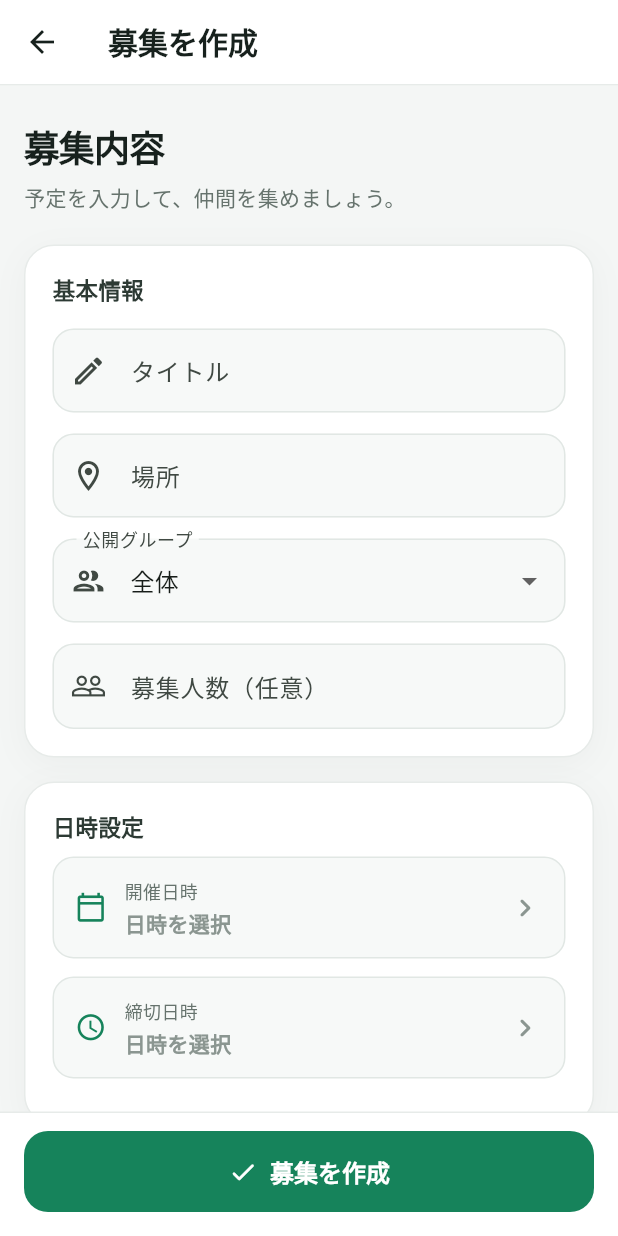
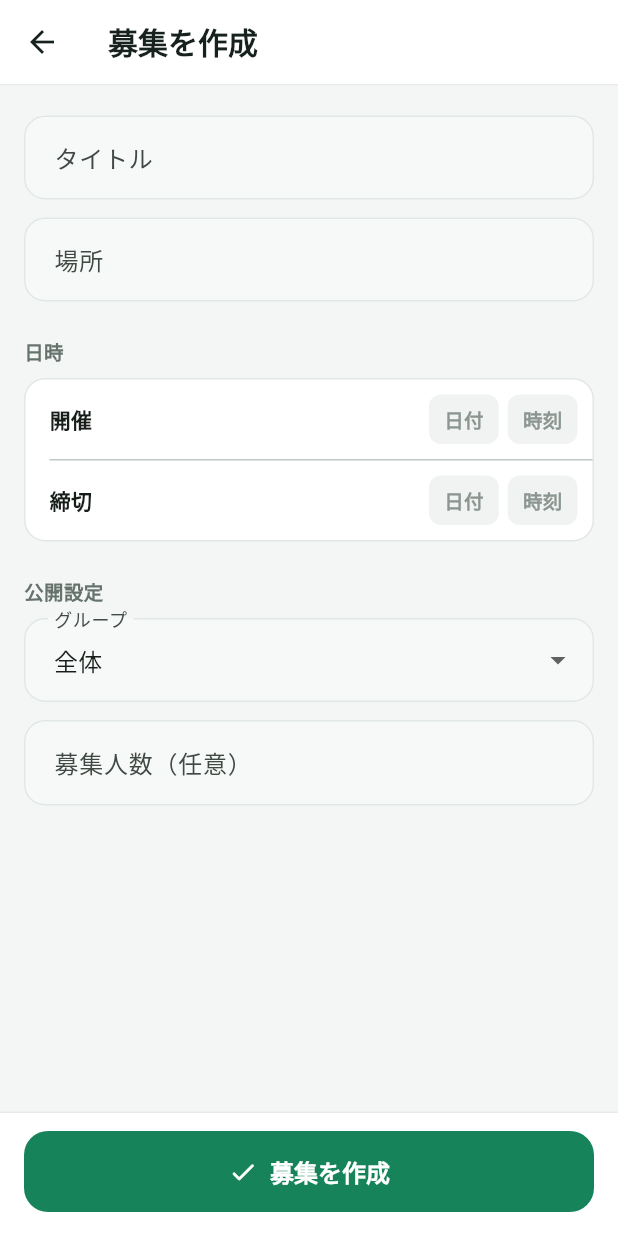
Before and after one commit to KabutoEbi/Himite, a Flutter app: the screen it shows after launch, after a tap on the "add" icon, on a phone screen of 412 x 824 dp. Run offline on Flutter 3.47's test engine with Material 3 defaults, Android fonts, the phone set to English and light mode, and no system bars; our stand-ins replace hive_ce_flutter; accounts and stored records are empty.

Commit message:
入力ページを修正

```diff
--- a/lib/screens/create_post_screen.dart
+++ b/lib/screens/create_post_screen.dart
@@ -1,7 +1,7 @@
+import 'package:flutter/cupertino.dart';
 import 'package:flutter/material.dart';
 
 import '../models/post.dart';
-import '../utils/date_time_format.dart';
 
 class CreatePostScreen extends StatefulWidget {
   final String currentUserId;
@@ -54,21 +54,106 @@ class _CreatePostScreenState extends State<CreatePostScreen> {
     super.dispose();
   }
 
-  Future<DateTime?> _pickDateTime(DateTime? initial) async {
+  DateTime _defaultDateTime() {
     final now = DateTime.now();
-    final date = await showDatePicker(
+    return DateTime(now.year, now.month, now.day, now.hour + 1);
+  }
+
+  Future<DateTime?> _pickDate(DateTime? initial) {
+    final now = DateTime.now();
+    final today = DateTime(now.year, now.month, now.day);
+    final initialValue = initial ?? _defaultDateTime();
+    final selected = initialValue.isBefore(today)
+        ? _defaultDateTime()
+        : initialValue;
+    return showModalBottomSheet<DateTime>(
       context: context,
-      initialDate: initial ?? now,
-      firstDate: now.subtract(const Duration(days: 365)),
+      builder: (sheetContext) => SafeArea(
+        child: SizedBox(
+          height: 420,
+          child: Column(
+            children: [
+              Padding(
+                padding: const EdgeInsets.fromLTRB(20, 8, 8, 0),
+                child: Row(
+                  children: [
+                    const Expanded(
+                      child: Text(
+                        '日付を選択',
+                        style: TextStyle(
+                          fontSize: 17,
+                          fontWeight: FontWeight.w700,
+                        ),
+                      ),
+                    ),
+                    IconButton(
+                      tooltip: '閉じる',
+                      onPressed: () => Navigator.of(sheetContext).pop(),
+                      icon: const Icon(Icons.close_rounded),
+                    ),
+                  ],
+                ),
+              ),
+              Expanded(
+                child: CalendarDatePicker(
+                  initialDate: selected,
+                  firstDate: today,
                   lastDate: now.add(const Duration(days: 365 * 5)),
+                  onDateChanged: (date) => Navigator.of(sheetContext).pop(date),
+                ),
+              ),
+            ],
+          ),
+        ),
+      ),
     );
-    if (date == null || !mounted) return null;
-    final time = await showTimePicker(
+  }
+
+  Future<DateTime?> _pickTime(DateTime? initial) async {
+    var selected = initial ?? _defaultDateTime();
+    return showCupertinoModalPopup<DateTime>(
       context: context,
-      initialTime: TimeOfDay.fromDateTime(initial ?? now),
+      builder: (sheetContext) => Container(
+        height: 330,
+        color: CupertinoColors.systemBackground.resolveFrom(context),
+        child: SafeArea(
+          top: false,
+          child: Column(
+            children: [
+              SizedBox(
+                height: 50,
+                child: Row(
+                  mainAxisAlignment: MainAxisAlignment.spaceBetween,
+                  children: [
+                    CupertinoButton(
+                      onPressed: () => Navigator.of(sheetContext).pop(),
+                      child: const Text('キャンセル'),
+                    ),
+                    CupertinoButton(
+                      onPressed: () => Navigator.of(sheetContext).pop(selected),
+                      child: const Text(
+                        '完了',
+                        style: TextStyle(fontWeight: FontWeight.w700),
+                      ),
+                    ),
+                  ],
+                ),
+              ),
+              const Divider(height: 1),
+              Expanded(
+                child: CupertinoDatePicker(
+                  mode: CupertinoDatePickerMode.time,
+                  initialDateTime: selected,
+                  use24hFormat: true,
+                  minuteInterval: 5,
+                  onDateTimeChanged: (value) => selected = value,
+                ),
+              ),
+            ],
+          ),
+        ),
+      ),
     );
-    if (time == null) return null;
-    return DateTime(date.year, date.month, date.day, time.hour, time.minute);
   }
 
   void _submit() {
@@ -81,6 +166,18 @@ class _CreatePostScreenState extends State<CreatePostScreen> {
       setState(() {
         if (_selectedTime == null) _timeError = '開催日時を選択してください';
         if (_selectedDeadline == null) _deadlineError = '締切日時を選択してください';
+      });
+      return;
+    }
+    final now = DateTime.now();
+    if (!_selectedTime!.isAfter(now) || !_selectedDeadline!.isAfter(now)) {
+      setState(() {
+        if (!_selectedTime!.isAfter(now)) {
+          _timeError = '開催日時は現在より後にしてください';
+        }
+        if (!_selectedDeadline!.isAfter(now)) {
+          _deadlineError = '締切日時は現在より後にしてください';
+        }
       });
       return;
     }
@@ -129,99 +226,80 @@ class _CreatePostScreenState extends State<CreatePostScreen> {
         child: Form(
           key: _formKey,
           child: ListView(
-            padding: EdgeInsets.fromLTRB(16, 24, 16, bottomInset + 28),
+            padding: EdgeInsets.fromLTRB(16, 20, 16, bottomInset + 28),
             children: [
-              const Text(
-                '募集内容',
-                style: TextStyle(
-                  color: Color(0xFF17211D),
-                  fontSize: 24,
-                  fontWeight: FontWeight.w800,
-                  letterSpacing: -0.5,
-                ),
-              ),
-              const SizedBox(height: 6),
-              const Text(
-                '予定を入力して、仲間を集めましょう。',
-                style: TextStyle(color: Color(0xFF66736D), fontSize: 14),
-              ),
-              const SizedBox(height: 22),
-              _FormCard(
-                children: [
-                  const _FieldLabel('基本情報'),
-                  const SizedBox(height: 16),
               TextFormField(
                 controller: _titleController,
                 decoration: const InputDecoration(
                   labelText: 'タイトル',
                   hintText: '例：週末フットサル',
-                      prefixIcon: Icon(Icons.edit_outlined),
                 ),
                 validator: _requiredValidator,
               ),
-                  const SizedBox(height: 14),
+              const SizedBox(height: 12),
               TextFormField(
                 controller: _placeController,
                 decoration: const InputDecoration(
                   labelText: '場所',
                   hintText: '開催場所を入力',
-                      prefixIcon: Icon(Icons.location_on_outlined),
                 ),
                 validator: _requiredValidator,
               ),
-                  const SizedBox(height: 14),
+              const SizedBox(height: 24),
+              const _SectionLabel('日時'),
+              const SizedBox(height: 8),
+              Container(
+                decoration: BoxDecoration(
+                  color: Colors.white,
+                  borderRadius: BorderRadius.circular(14),
+                  border: Border.all(color: const Color(0xFFE1E7E4)),
+                ),
+                child: Column(
+                  children: [
+                    _DateTimeField(
+                      label: '開催',
+                      value: _selectedTime,
+                      errorText: _timeError,
+                      onDatePressed: () => _selectDate(isDeadline: false),
+                      onTimePressed: () => _selectTime(isDeadline: false),
+                    ),
+                    const Divider(height: 1, indent: 16),
+                    _DateTimeField(
+                      label: '締切',
+                      value: _selectedDeadline,
+                      errorText: _deadlineError,
+                      onDatePressed: () => _selectDate(isDeadline: true),
+                      onTimePressed: () => _selectTime(isDeadline: true),
+                    ),
+                  ],
+                ),
+              ),
+              const SizedBox(height: 24),
+              const _SectionLabel('公開設定'),
+              const SizedBox(height: 8),
               DropdownButtonFormField<String>(
                 initialValue: _selectedGroup,
-                    decoration: const InputDecoration(
-                      labelText: '公開グループ',
-                      prefixIcon: Icon(Icons.group_outlined),
-                    ),
+                decoration: const InputDecoration(labelText: 'グループ'),
                 items: _availableGroups
                     .map(
-                          (group) => DropdownMenuItem(
-                            value: group,
-                            child: Text(group),
-                          ),
+                      (group) =>
+                          DropdownMenuItem(value: group, child: Text(group)),
                     )
                     .toList(),
                 onChanged: (value) {
                   if (value != null) setState(() => _selectedGroup = value);
                 },
               ),
-                  const SizedBox(height: 14),
+              const SizedBox(height: 12),
               TextFormField(
                 controller: _numberController,
                 decoration: const InputDecoration(
                   labelText: '募集人数（任意）',
                   hintText: '例：5',
-                      prefixIcon: Icon(Icons.people_outline),
                   suffixText: '人',
                 ),
                 keyboardType: TextInputType.number,
                 validator: _capacityValidator,
-                  ),
-                ],
-              ),
-              const SizedBox(height: 16),
-              _FormCard(
-                children: [
-                  const _FieldLabel('日時設定'),
-                  const SizedBox(height: 10),
-                  _DateTimeField(
-                    label: '開催日時',
-                    icon: Icons.calendar_today_outlined,
-                    value: _selectedTime,
-                    errorText: _timeError,
-                    onPressed: () => _selectDateTime(isDeadline: false),
-                  ),
-                  _DateTimeField(
-                    label: '締切日時',
-                    icon: Icons.schedule_outlined,
-                    value: _selectedDeadline,
-                    errorText: _deadlineError,
-                    onPressed: () => _selectDateTime(isDeadline: true),
-                  ),
-                ],
               ),
             ],
           ),
@@ -269,10 +347,29 @@ class _CreatePostScreenState extends State<CreatePostScreen> {
     return null;
   }
 
-  Future<void> _selectDateTime({required bool isDeadline}) async {
+  Future<void> _selectDate({required bool isDeadline}) async {
     final currentValue = isDeadline ? _selectedDeadline : _selectedTime;
-    final dateTime = await _pickDateTime(currentValue);
-    if (dateTime == null || !mounted) return;
+    final date = await _pickDate(currentValue);
+    if (date == null || !mounted) return;
+    final base = currentValue ?? _defaultDateTime();
+    _setDateTime(
+      DateTime(date.year, date.month, date.day, base.hour, base.minute),
+      isDeadline: isDeadline,
+    );
+  }
+
+  Future<void> _selectTime({required bool isDeadline}) async {
+    final currentValue = isDeadline ? _selectedDeadline : _selectedTime;
+    final time = await _pickTime(currentValue);
+    if (time == null || !mounted) return;
+    final base = currentValue ?? _defaultDateTime();
+    _setDateTime(
+      DateTime(base.year, base.month, base.day, time.hour, time.minute),
+      isDeadline: isDeadline,
+    );
+  }
+
+  void _setDateTime(DateTime dateTime, {required bool isDeadline}) {
     setState(() {
       if (isDeadline) {
         _selectedDeadline = dateTime;
@@ -287,77 +384,56 @@ class _CreatePostScreenState extends State<CreatePostScreen> {
 
 class _DateTimeField extends StatelessWidget {
   final String label;
-  final IconData icon;
   final DateTime? value;
   final String? errorText;
-  final VoidCallback onPressed;
+  final VoidCallback onDatePressed;
+  final VoidCallback onTimePressed;
 
   const _DateTimeField({
     required this.label,
-    required this.icon,
     required this.value,
     required this.errorText,
-    required this.onPressed,
+    required this.onDatePressed,
+    required this.onTimePressed,
   });
 
   @override
   Widget build(BuildContext context) {
-    return Column(
-      crossAxisAlignment: CrossAxisAlignment.start,
-      children: [
-        InkWell(
-          onTap: onPressed,
-          borderRadius: BorderRadius.circular(14),
-          child: Container(
-            padding: const EdgeInsets.symmetric(horizontal: 14, vertical: 13),
-            decoration: BoxDecoration(
-              color: const Color(0xFFF7F9F8),
-              borderRadius: BorderRadius.circular(14),
-              border: Border.all(
-                color: errorText == null
-                    ? const Color(0xFFE1E7E4)
-                    : Theme.of(context).colorScheme.error,
-              ),
-            ),
-            child: Row(
-              children: [
-                Icon(icon, color: const Color(0xFF16835B), size: 21),
-                const SizedBox(width: 12),
-                Expanded(
+    final dateText = value == null
+        ? '日付'
+        : '${value!.year}/${value!.month}/${value!.day}';
+    final timeText = value == null
+        ? '時刻'
+        : TimeOfDay.fromDateTime(value!).format(context);
+    return Padding(
+      padding: const EdgeInsets.fromLTRB(16, 10, 10, 10),
       child: Column(
         crossAxisAlignment: CrossAxisAlignment.start,
         children: [
-                      Text(
+          Row(
+            children: [
+              Expanded(
+                child: Text(
                   label,
-                        style: const TextStyle(
-                          fontSize: 12,
-                          color: Color(0xFF66736D),
+                  style: const TextStyle(fontWeight: FontWeight.w600),
                 ),
               ),
-                      const SizedBox(height: 3),
-                      Text(
-                        value == null ? '日時を選択' : formatDateTime(value!),
-                        style: TextStyle(
-                          color: value == null
-                              ? const Color(0xFF8B9691)
-                              : const Color(0xFF17211D),
-                          fontWeight: FontWeight.w600,
+              _DateValue(
+                text: dateText,
+                selected: value != null,
+                onTap: onDatePressed,
               ),
+              const SizedBox(width: 6),
+              _DateValue(
+                text: timeText,
+                selected: value != null,
+                onTap: onTimePressed,
               ),
             ],
           ),
-                ),
-                const Icon(
-                  Icons.chevron_right_rounded,
-                  color: Color(0xFF8B9691),
-                ),
-              ],
-            ),
-          ),
-        ),
           if (errorText != null)
             Padding(
-            padding: const EdgeInsets.symmetric(horizontal: 16),
+              padding: const EdgeInsets.only(top: 6),
               child: Text(
                 errorText!,
                 style: TextStyle(
@@ -366,55 +442,65 @@ class _DateTimeField extends StatelessWidget {
                 ),
               ),
             ),
-        const SizedBox(height: 12),
         ],
+      ),
     );
   }
 }
 
-class _FormCard extends StatelessWidget {
-  final List<Widget> children;
+class _DateValue extends StatelessWidget {
+  final String text;
+  final bool selected;
+  final VoidCallback onTap;
 
-  const _FormCard({required this.children});
+  const _DateValue({
+    required this.text,
+    required this.selected,
+    required this.onTap,
+  });
 
   @override
   Widget build(BuildContext context) {
-    return Container(
-      padding: const EdgeInsets.all(18),
+    return InkWell(
+      onTap: onTap,
+      borderRadius: BorderRadius.circular(8),
+      child: Container(
+        padding: const EdgeInsets.symmetric(horizontal: 10, vertical: 7),
         decoration: BoxDecoration(
-        color: Colors.white,
-        borderRadius: BorderRadius.circular(20),
-        border: Border.all(color: const Color(0xFFE7EBE9)),
-        boxShadow: const [
-          BoxShadow(
-            color: Color(0x0A17211D),
-            blurRadius: 18,
-            offset: Offset(0, 5),
+          color: selected
+              ? Theme.of(context).colorScheme.primaryContainer
+              : const Color(0xFFF0F3F1),
+          borderRadius: BorderRadius.circular(8),
         ),
-        ],
-      ),
-      child: Column(children: children),
-    );
-  }
-}
-
-class _FieldLabel extends StatelessWidget {
-  final String text;
-
-  const _FieldLabel(this.text);
-
-  @override
-  Widget build(BuildContext context) {
-    return Align(
-      alignment: Alignment.centerLeft,
         child: Text(
           text,
-        style: const TextStyle(
-          color: Color(0xFF2D3A34),
-          fontSize: 15,
-          fontWeight: FontWeight.w700,
+          style: TextStyle(
+            color: selected
+                ? Theme.of(context).colorScheme.primary
+                : const Color(0xFF8B9691),
+            fontSize: 13,
+            fontWeight: FontWeight.w600,
+          ),
         ),
       ),
     );
   }
 }
+
+class _SectionLabel extends StatelessWidget {
+  final String text;
+
+  const _SectionLabel(this.text);
+
+  @override
+  Widget build(BuildContext context) {
+    return Text(
+      text,
+      style: const TextStyle(
+        color: Color(0xFF66736D),
+        fontSize: 13,
+        fontWeight: FontWeight.w600,
+      ),
+    );
+  }
+}
```
Also changed, not shown: 1 other file. Lines whose indentation alone changed are shown as unchanged.
